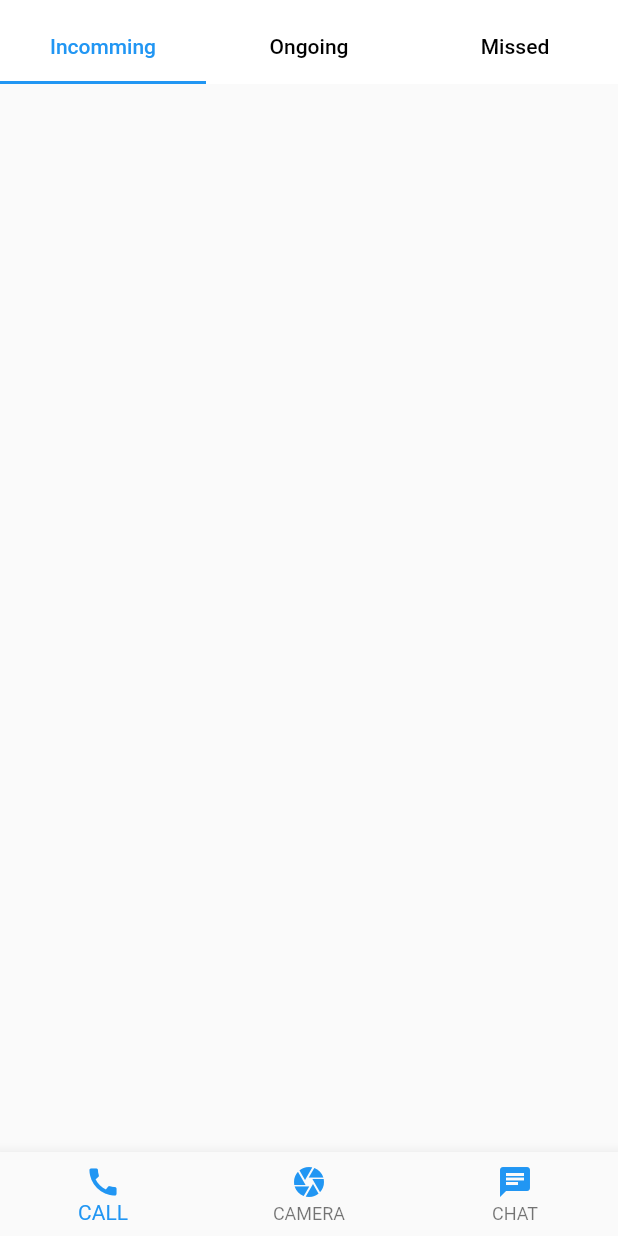
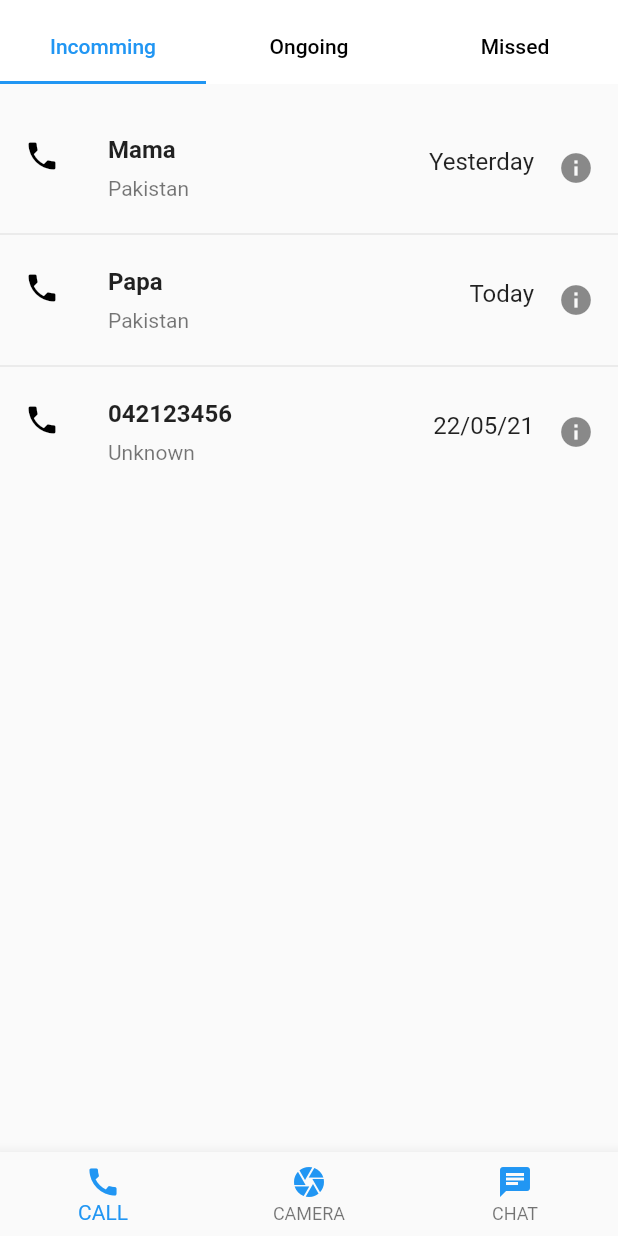
Before and after one commit to Kiran-Shakeel/as_task7, a Flutter app: the screen it shows after launch, on a phone screen of 412 x 824 dp. Run offline on Flutter 3.47's test engine with Material 2 defaults, Android fonts, the phone set to English and light mode, and no system bars.

Commit message:
list_done

```diff
--- /dev/null
+++ b/lib/model/ICList.dart
@@ -0,0 +1,28 @@
+List<Item> icList = [
+  Item(phone: "Mama", location: "Pakistan", time: "Yesterday"),
+  Item(phone: "Papa", location: "Pakistan", time: "Today"),
+  Item(phone: "042123456", location: "Unknown", time: "22/05/21")
+];
+
+List<Item> ogList = [
+  Item(phone: "Friend", location: "Pakistan", time: "Yesterday"),
+  Item(phone: "Aapi", location: "Pakistan", time: "Today"),
+  Item(phone: "Sir", location: "Unknown", time: "Yesterday")
+];
+
+List<Item> missedList = [
+  Item(phone: "Mama", location: "Pakistan", time: "Yesterday"),
+  Item(phone: "042112222", location: "Pakistan", time: "Today"),
+  Item(phone: "Papa", location: "Pakistan", time: "22/05/21")
+];
+
+
+class Item {
+  String phone, location, time;
+  Item({
+    required this.time,
+    required this.location,
+    required this.phone,
+  });
+
+}
--- a/lib/pages/homePage.dart
+++ b/lib/pages/homePage.dart
@@ -1,3 +1,4 @@
+import 'package:as_task7/model/ICList.dart';
 import 'package:as_task7/theme/bottom_navigation.dart';
 import 'package:as_task7/theme/tabBar.dart';
 import 'package:flutter/material.dart';
@@ -10,9 +11,9 @@ class HomePage extends StatefulWidget {
 }
 
 class _HomePageState extends State<HomePage> {
+  //<Item> list=List.from(productdata).map<Item>((item) => Item.fromMap(item)).toList();
   @override
   Widget build(BuildContext context) {
-    int _currentIndex = 0;
     return DefaultTabController(
       length: 3,
       child: Scaffold(
@@ -20,8 +21,8 @@ class _HomePageState extends State<HomePage> {
         body: TabBarView(
           children: [
             IncommingCalls(),
-            IncommingCalls(),
-            IncommingCalls(),
+            OnGoingCalls(),
+            MissedCalls(),
           ],
         ),
         bottomNavigationBar: MyTheme().bottom,
@@ -35,6 +36,122 @@ class IncommingCalls extends StatelessWidget {
 
   @override
   Widget build(BuildContext context) {
-    return Container();
+    return Padding(
+      padding: EdgeInsets.only(top: 20),
+      child: ListView.separated(
+        itemCount: icList.length,
+        itemBuilder: (BuildContext context, int index) {
+          return Column(
+            children: [
+              ListTile(
+                leading: Icon(
+                  Icons.phone,
+                  color: Colors.black,
+                ),
+                title: Row(
+                  mainAxisAlignment: MainAxisAlignment.spaceBetween,
+                  children: [
+                    Text(
+                      icList[index].phone,
+                      style: TextStyle(fontWeight: FontWeight.bold),
+                    ),
+                    Padding(
+                        padding: EdgeInsets.only(top: 16),
+                        child: Text(icList[index].time))
+                  ],
+                ),
+                subtitle: Text(icList[index].location),
+                trailing: Icon(Icons.info),
+              )
+            ],
+          );
+        },
+        separatorBuilder: (BuildContext context, int index) => const Divider(),
+      ),
+    );
   }
 }
+
+class OnGoingCalls extends StatelessWidget {
+  const OnGoingCalls({Key? key}) : super(key: key);
+
+  @override
+  Widget build(BuildContext context) {
+    return Padding(
+      padding: EdgeInsets.only(top: 20),
+      child: ListView.separated(
+        itemCount: ogList.length,
+        itemBuilder: (BuildContext context, int index) {
+          return Column(
+            children: [
+              ListTile(
+                leading: Icon(
+                  Icons.call,
+                  color: Colors.green,
+                ),
+                title: Row(
+                  mainAxisAlignment: MainAxisAlignment.spaceBetween,
+                  children: [
+                    Text(
+                      ogList[index].phone,
+                      style: TextStyle(
+                          fontWeight: FontWeight.bold, color: Colors.green),
+                    ),
+                    Padding(
+                        padding: EdgeInsets.only(top: 16),
+                        child: Text(ogList[index].time))
+                  ],
+                ),
+                subtitle: Text(ogList[index].location),
+                trailing: Icon(Icons.info),
+              )
+            ],
+          );
+        },
+        separatorBuilder: (BuildContext context, int index) => const Divider(),
+      ),
+    );
+  }
+}
+
+class MissedCalls extends StatelessWidget {
+  const MissedCalls({Key? key}) : super(key: key);
+
+  @override
+  Widget build(BuildContext context) {
+    return Padding(
+      padding: EdgeInsets.only(top: 20),
+      child: ListView.separated(
+        itemCount: missedList.length,
+        itemBuilder: (BuildContext context, int index) {
+          return Column(
+            children: [
+              ListTile(
+                leading: Icon(
+                  Icons.call_missed,
+                  color: Colors.red,
+                ),
+                title: Row(
+                  mainAxisAlignment: MainAxisAlignment.spaceBetween,
+                  children: [
+                    Text(
+                      missedList[index].phone,
+                      style: TextStyle(
+                          fontWeight: FontWeight.bold, color: Colors.red),
+                    ),
+                    Padding(
+                        padding: EdgeInsets.only(top: 16),
+                        child: Text(missedList[index].time))
+                  ],
+                ),
+                subtitle: Text(missedList[index].location),
+                trailing: Icon(Icons.info),
+              )
+            ],
+          );
+        },
+        separatorBuilder: (BuildContext context, int index) => const Divider(),
+      ),
+    );
+  }
+}
```
Also changed, not shown: lib/model/callList.dart (deleted).
